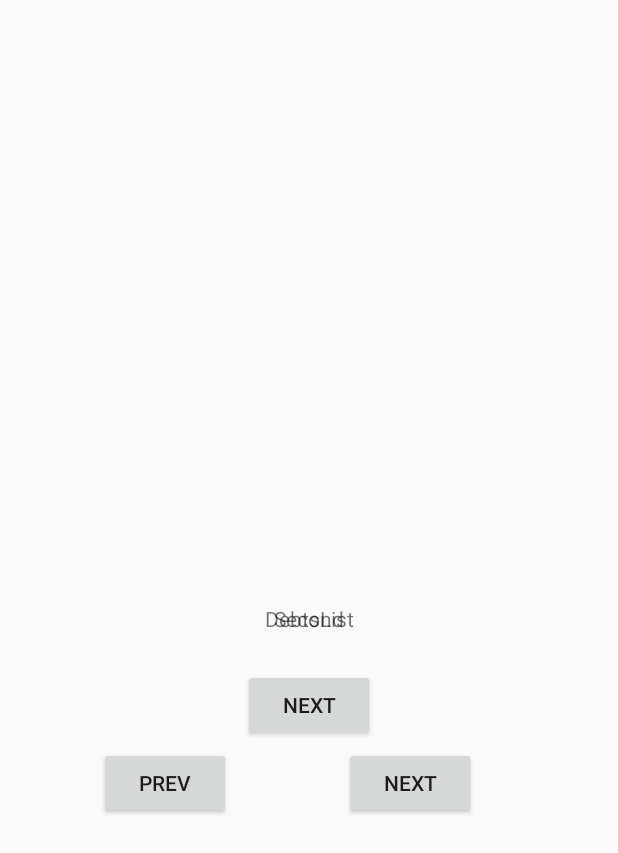
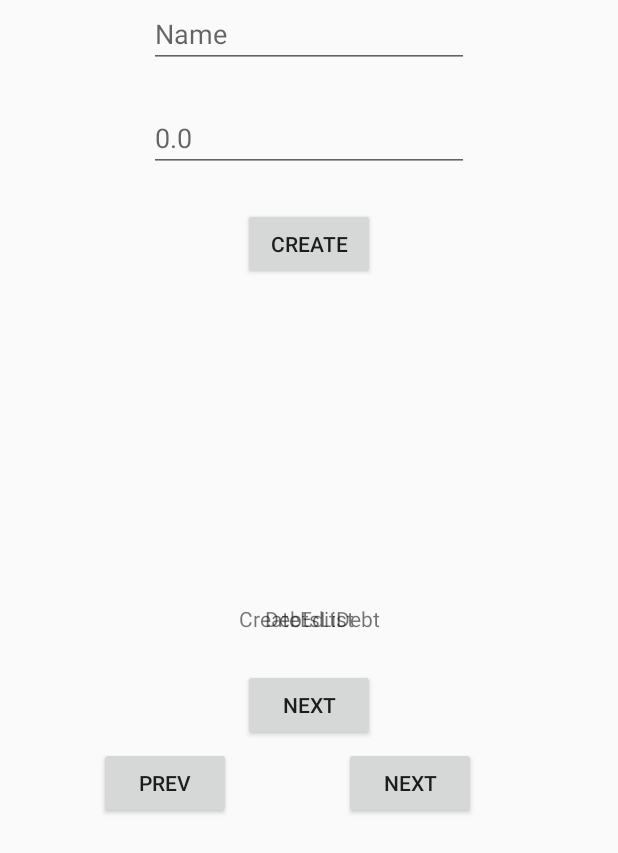
Before and after one commit to marcinm2h/Scrooge, an Android app: the fragment CreateEditDebtFragment placed in its activity, on a phone screen of 412 x 824 dp. Shown: the top 853 px of the screen. Run offline under Robolectric (Android 15) with nearby library versions, the phone set to English and light mode, and no system bars; our stand-ins replace Room's generated code, data binding; 11 statements that could not run were skipped.

```diff
--- a/app/src/main/java/mmoch/scrooge/fragment_create_edit_debt/CreateEditDebtFragment.kt
+++ b/app/src/main/java/mmoch/scrooge/fragment_create_edit_debt/CreateEditDebtFragment.kt
@@ -6,10 +6,14 @@ import android.view.View
 import android.view.ViewGroup
 import androidx.databinding.DataBindingUtil
 import androidx.fragment.app.Fragment
+import androidx.lifecycle.ViewModelProviders
 import androidx.navigation.fragment.findNavController
 import androidx.navigation.fragment.navArgs
 import mmoch.scrooge.R
+import mmoch.scrooge.database.DebtDatabase
 import mmoch.scrooge.databinding.FragmentCreateEditDebtBinding
+import mmoch.scrooge.fragment_debts_list.DebtsListViewModel
+import mmoch.scrooge.fragment_debts_list.DebtsListViewModelFactory
 
 class CreateEditDebtFragment : Fragment() {
     val args: CreateEditDebtFragmentArgs by navArgs()
@@ -22,6 +26,19 @@ class CreateEditDebtFragment : Fragment() {
             DataBindingUtil.inflate(inflater,
                 R.layout.fragment_create_edit_debt, container, false)
 
+
+
+        val application = requireNotNull(this.activity).application
+        val dataSource = DebtDatabase.getInstance(application).debtDao()
+        val viewModelFactory = CreateEditDebtViewModelFactory(dataSource)
+        val viewModel =
+            ViewModelProviders.of(this, viewModelFactory).get(CreateEditDebtViewModel::class.java)
+        binding.viewModel = viewModel
+        binding.setLifecycleOwner(this)
+
+        binding.onCreateButton.setOnClickListener{
+            viewModel.onCreate()
+        }
 
         binding.titleText.text = args.debtId.toString()
 
--- a/app/src/main/java/mmoch/scrooge/fragment_debts_list/DebtsListFragment.kt
+++ b/app/src/main/java/mmoch/scrooge/fragment_debts_list/DebtsListFragment.kt
@@ -6,6 +6,7 @@ import android.view.LayoutInflater
 import android.view.View
 import android.view.ViewGroup
 import androidx.databinding.DataBindingUtil
+import androidx.lifecycle.Observer
 import androidx.lifecycle.ViewModelProviders
 import androidx.navigation.fragment.findNavController
 import mmoch.scrooge.R
@@ -28,6 +29,7 @@ class DebtsListFragment : Fragment() {
         val viewModel =
             ViewModelProviders.of(this, viewModelFactory).get(DebtsListViewModel::class.java)
         binding.viewModel = viewModel
+        binding.setLifecycleOwner(this)
 
         val action = DebtsListFragmentDirections.actionDebtsListFragmentToCreateEditDebtFragment(1)
 
--- a/app/src/main/res/layout/fragment_create_edit_debt.xml
+++ b/app/src/main/res/layout/fragment_create_edit_debt.xml
@@ -5,6 +5,9 @@
     xmlns:tools="http://schemas.android.com/tools"
     >
     <data>
+        <variable
+            name="viewModel"
+            type="mmoch.scrooge.fragment_create_edit_debt.CreateEditDebtViewModel" />
     </data>
 
     <androidx.constraintlayout.widget.ConstraintLayout
@@ -12,11 +15,36 @@
         android:layout_height="match_parent"
         tools:context=".fragment_pay_off_simulator.PayOffSimulatorFragment">
 
+        <EditText
+            android:id="@+id/debtor_name_input"
+            android:layout_width="wrap_content"
+            android:layout_height="wrap_content"
+            android:ems="10"
+            android:hint="Name"
+            android:inputType="textPersonName"
+            android:text="@={viewModel.debtorNameInput}"
+            app:layout_constraintEnd_toEndOf="parent"
+            app:layout_constraintStart_toStartOf="parent"
+            app:layout_constraintTop_toTopOf="parent" />
+
+        <EditText
+            android:id="@+id/amount_input"
+            android:layout_width="wrap_content"
+            android:layout_height="wrap_content"
+            android:layout_marginTop="24dp"
+            android:ems="10"
+            android:hint="0.0"
+            android:text="@={viewModel.amountInput}"
+            android:inputType="numberDecimal"
+            app:layout_constraintEnd_toEndOf="parent"
+            app:layout_constraintStart_toStartOf="parent"
+            app:layout_constraintTop_toBottomOf="@+id/debtor_name_input" />
+
         <TextView
             android:id="@+id/title_text"
             android:layout_width="wrap_content"
             android:layout_height="wrap_content"
-            android:text="Second"
+            android:text="CreateEditDebt"
             app:layout_constraintBottom_toBottomOf="parent"
             app:layout_constraintEnd_toEndOf="parent"
             app:layout_constraintStart_toStartOf="parent"
@@ -44,5 +72,15 @@
             app:layout_constraintStart_toStartOf="parent"
             app:layout_constraintTop_toBottomOf="@+id/title_text" />
 
+        <Button
+            android:id="@+id/on_create_button"
+            android:layout_width="wrap_content"
+            android:layout_height="wrap_content"
+            android:layout_marginTop="24dp"
+            android:text="Create"
+            app:layout_constraintEnd_toEndOf="parent"
+            app:layout_constraintStart_toStartOf="parent"
+            app:layout_constraintTop_toBottomOf="@+id/amount_input" />
+
     </androidx.constraintlayout.widget.ConstraintLayout>
 </layout>
--- a/app/src/main/res/layout/fragment_debts_list.xml
+++ b/app/src/main/res/layout/fragment_debts_list.xml
@@ -16,18 +16,27 @@
         tools:context=".fragment_debts_list.DebtsListFragment">
 
 
-        <TextView
-            android:id="@+id/textView"
-            android:layout_width="wrap_content"
-            android:layout_height="wrap_content"
-            android:layout_marginBottom="32dp"
-            android:text="@{viewModel.message}"
+        <ScrollView
+            android:layout_width="268dp"
+            android:layout_height="263dp"
             app:layout_constraintBottom_toTopOf="@+id/title_text"
-            app:layout_constraintEnd_toEndOf="parent"
-            app:layout_constraintHorizontal_bias="0.502"
-            app:layout_constraintStart_toStartOf="parent"
             app:layout_constraintTop_toTopOf="parent"
-            app:layout_constraintVertical_bias="1.0" />
+            app:layout_constraintVertical_bias="0.426"
+            tools:layout_editor_absoluteX="69dp">
+
+            <LinearLayout
+                android:layout_width="match_parent"
+                android:layout_height="wrap_content"
+                android:orientation="vertical">
+
+                <TextView
+                    android:id="@+id/textView"
+                    android:layout_width="match_parent"
+                    android:layout_height="wrap_content"
+                    android:layout_marginBottom="32dp"
+                    android:text="@{viewModel.debtsString}" />
+            </LinearLayout>
+        </ScrollView>
 
         <TextView
             android:id="@+id/title_text"
```
